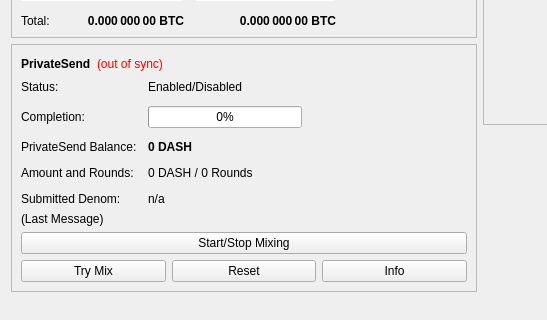
The window that src/qt/forms/overviewpage.ui (mitisimus/sibcoin-mod) describes before a commit, drawn with Qt 5; both pictures show x 0 to 547 and y 178 to 498 of the 960 by 585 pixel window.
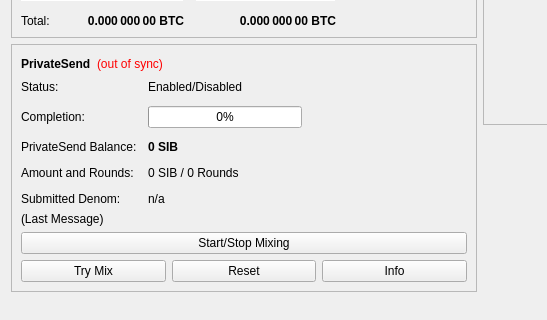
The same window after the commit.

The edit to the form file:
```diff
--- a/src/qt/forms/overviewpage.ui
+++ b/src/qt/forms/overviewpage.ui
@@ -514,7 +514,7 @@
                </font>
               </property>
               <property name="text">
-               <string notr="true">0 DASH</string>
+               <string notr="true">0 SIB</string>
               </property>
              </widget>
             </item>
@@ -528,7 +528,7 @@
             <item row="3" column="1">
              <widget class="QLabel" name="labelAmountRounds">
               <property name="text">
-               <string>0 DASH / 0 Rounds</string>
+               <string>0 SIB / 0 Rounds</string>
               </property>
              </widget>
             </item>
```
Left out of the diff: 2 changed lines with no effect on the pictures.
